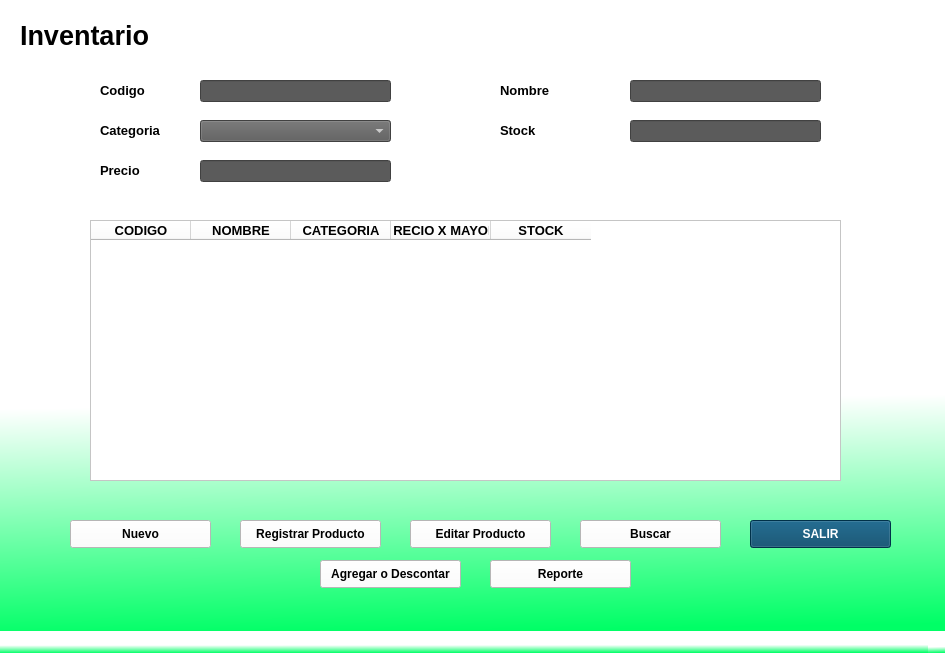
Qt form ui/registro.ui (smallma876/system-maxident) before a commit.
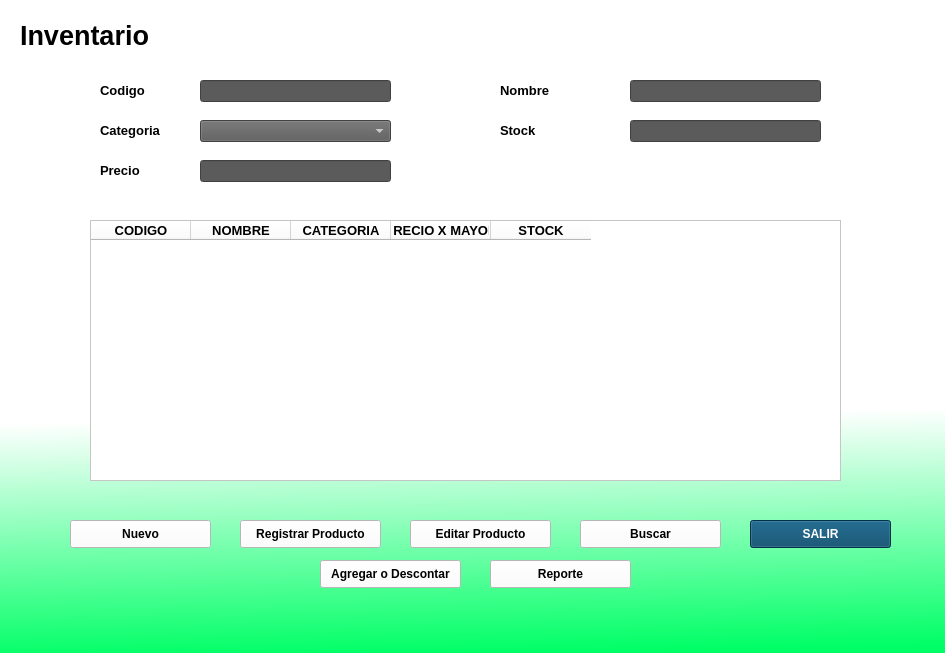
The same form after that commit.

Diff of the .ui file:
```diff
--- a/ui/registro.ui
+++ b/ui/registro.ui
@@ -513,7 +513,6 @@
     </property>
    </widget>
   </widget>
-  <widget class="QStatusBar" name="statusbar"/>
  </widget>
  <resources>
   <include location="Imagenes/imagenes dent.qrc"/>
```
